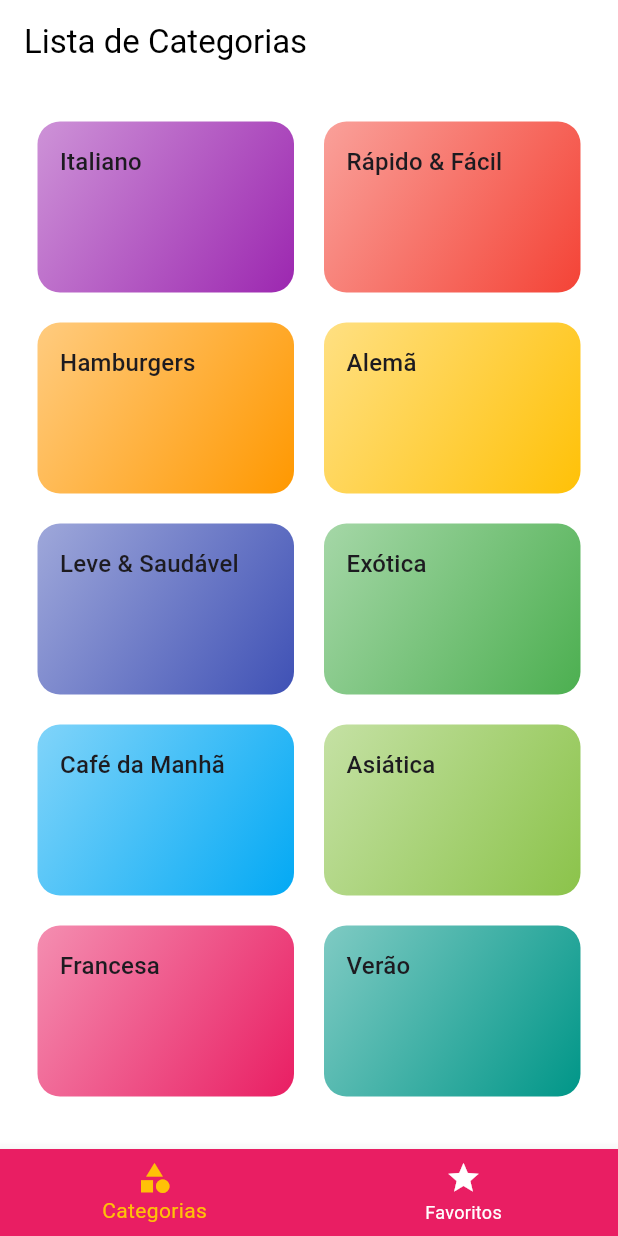
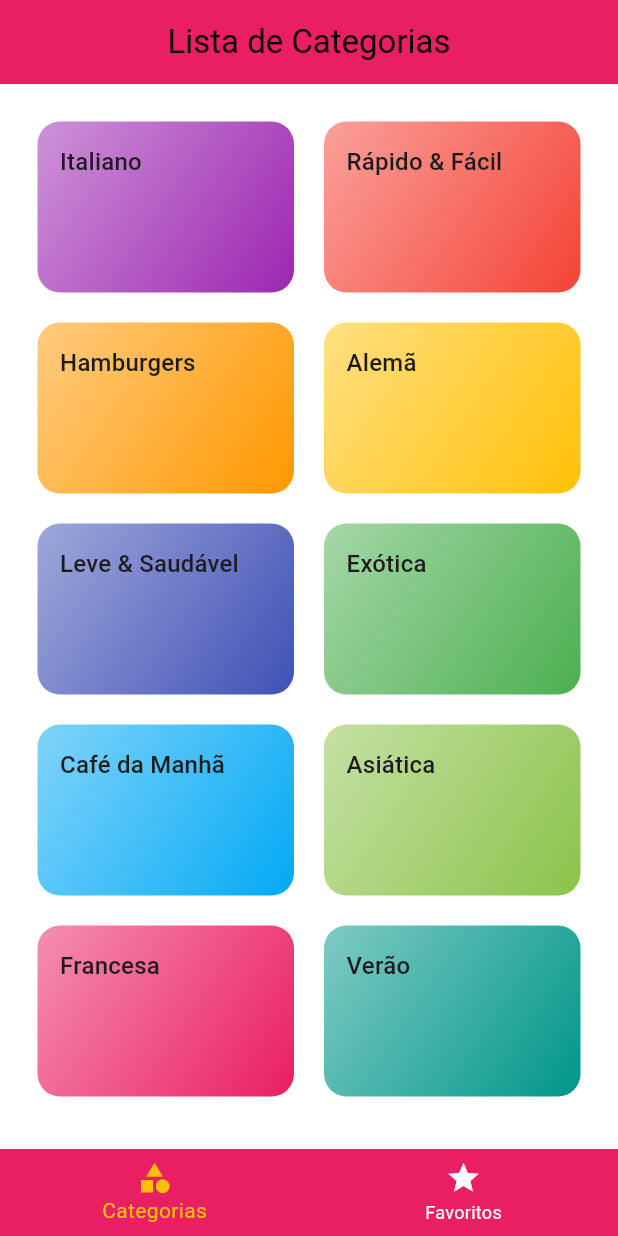
Before and after one commit to elias-ssouza/meals, a Flutter app: the screen it shows after launch, on a phone screen of 412 x 824 dp. Run offline on Flutter 3.47's test engine with Material 3 defaults, Android fonts, the phone set to English and light mode, and no system bars.

Commit message:
correção da tabbar

```diff
--- a/lib/screens/tabs_screen.dart
+++ b/lib/screens/tabs_screen.dart
@@ -12,7 +12,7 @@ class TabsScreen extends StatefulWidget {
 class _TabsScreenState extends State<TabsScreen> {
   int _selectedScreenIndex = 0;
 
-  final List<Map<String, Object>> _screens = [
+  final List<Map<String, dynamic>> _screens = [
     {'title': 'Lista de Categorias', 'screen': const CategoriesScreen()},
     {'title': 'Meus Favoritos', 'screen': const FavoriteScreen()},
   ];
@@ -26,7 +26,10 @@ class _TabsScreenState extends State<TabsScreen> {
   @override
   Widget build(BuildContext context) {
     return Scaffold(
+      backgroundColor: Colors.white,
       appBar: AppBar(
+        backgroundColor: Theme.of(context).primaryColor,
+        centerTitle: true,
         title: Text(
           _screens[_selectedScreenIndex]['title'] as String,
         ),
```
